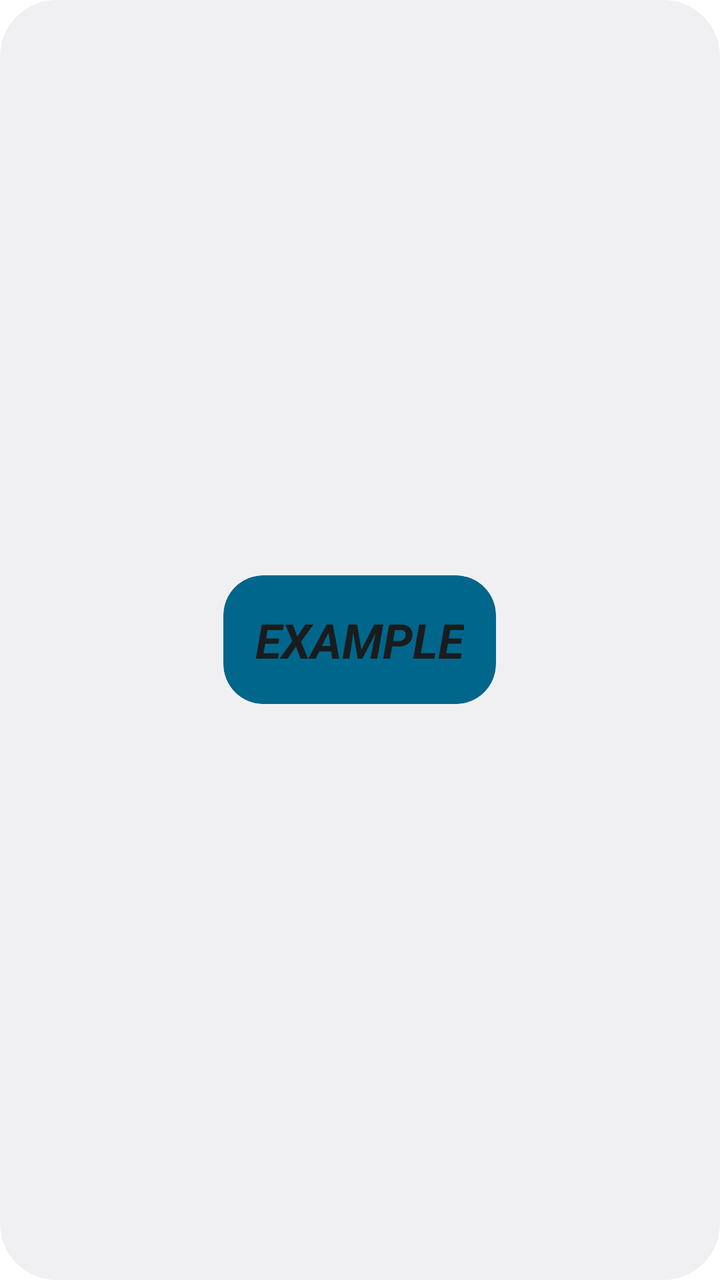
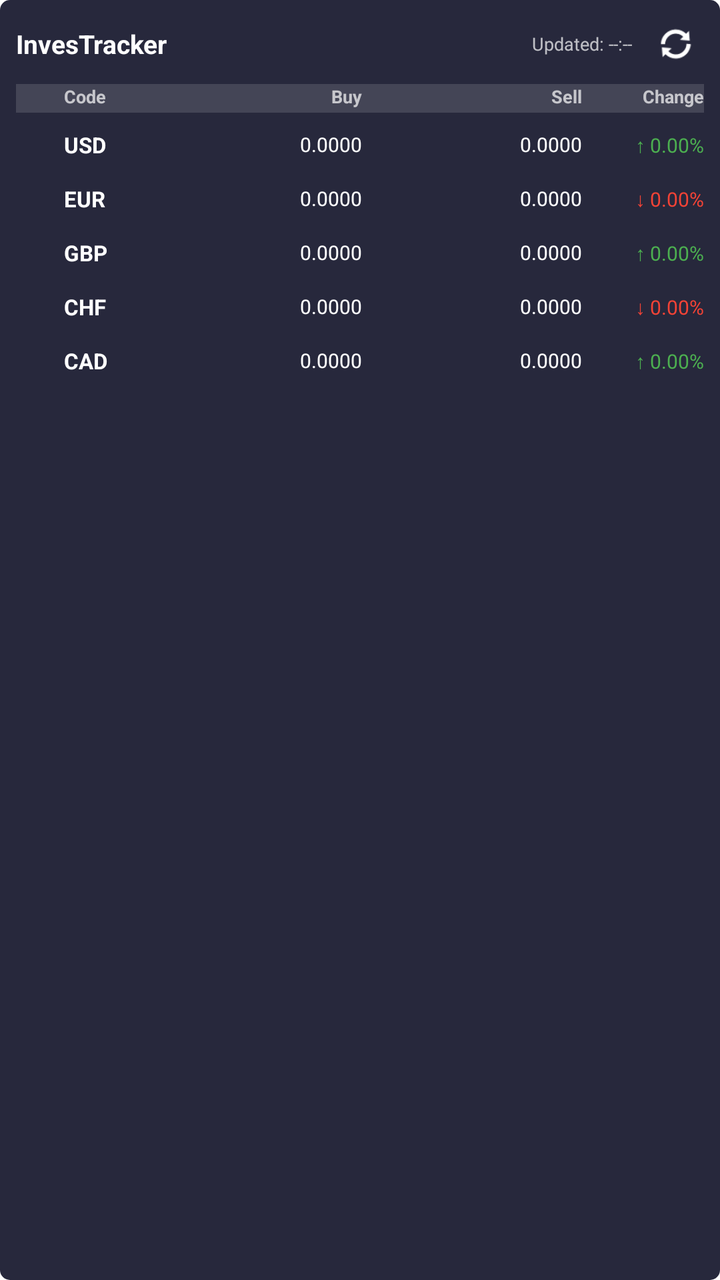

Before-and-after screenshots of an Android layout around one commit, followed by the original layout XML and the change that was made.
<!-- AndroidManifest.xml: fallback theme Theme.MaterialComponents.DayNight.NoActionBar -->
<!-- res/layout/home_widget.xml -->
<RelativeLayout xmlns:android="http://schemas.android.com/apk/res/android"
    style="@style/Widget.Android.AppWidget.Container"
    android:layout_width="match_parent"
    android:layout_height="match_parent"
    android:theme="@style/Theme.Android.AppWidgetContainer">

    <TextView
        android:id="@+id/appwidget_text"
        style="@style/Widget.Android.AppWidget.InnerView"
        android:layout_width="wrap_content"
        android:layout_height="wrap_content"
        android:layout_centerHorizontal="true"
        android:layout_centerVertical="true"
        android:layout_margin="8dp"
        android:contentDescription="@string/appwidget_text"
        android:text="@string/appwidget_text"
        android:textSize="24sp"
        android:textStyle="bold|italic" />
</RelativeLayout>
<!-- resources referenced by this layout -->
<resources>
  <string name="appwidget_text">EXAMPLE</string>
  <style name="Theme.Android.AppWidgetContainer" parent="Theme.Android.AppWidgetContainerParent">
          
          <item name="appWidgetPadding">16dp</item>
      </style>
  <style name="Widget.Android.AppWidget.Container" parent="android:Widget">
          <item name="android:id">@android:id/background</item>
          <item name="android:background">?android:attr/colorBackground</item>
      </style>
  <style name="Widget.Android.AppWidget.InnerView" parent="android:Widget">
          <item name="android:background">?android:attr/colorBackground</item>
          <item name="android:textColor">?android:attr/textColorPrimary</item>
      </style>
  <style name="Theme.Android.AppWidgetContainerParent" parent="@android:style/Theme.DeviceDefault">
          
          <item name="appWidgetRadius">16dp</item>
          
          <item name="appWidgetInnerRadius">8dp</item>
      </style>
</resources>

<!-- the commit's change to res/layout/home_widget.xml (unified diff, before → after) -->
@@ -1,19 +1,393 @@
-<RelativeLayout xmlns:android="http://schemas.android.com/apk/res/android"
-    style="@style/Widget.Android.AppWidget.Container"
+<?xml version="1.0" encoding="utf-8"?>
+<LinearLayout xmlns:android="http://schemas.android.com/apk/res/android"
     android:layout_width="match_parent"
     android:layout_height="match_parent"
-    android:theme="@style/Theme.Android.AppWidgetContainer">
-
-    <TextView
-        android:id="@+id/appwidget_text"
-        style="@style/Widget.Android.AppWidget.InnerView"
-        android:layout_width="wrap_content"
-        android:layout_height="wrap_content"
-        android:layout_centerHorizontal="true"
-        android:layout_centerVertical="true"
-        android:layout_margin="8dp"
-        android:contentDescription="@string/appwidget_text"
-        android:text="@string/appwidget_text"
-        android:textSize="24sp"
-        android:textStyle="bold|italic" />
-</RelativeLayout>
+    android:orientation="vertical"
+    android:padding="8dp"
+    android:background="@drawable/app_widget_background">
+
+    
+    <LinearLayout
+        android:layout_width="match_parent"
+        android:layout_height="wrap_content"
+        android:orientation="horizontal"
+        android:layout_marginBottom="6dp"
+        android:gravity="center_vertical">
+
+        <TextView
+            android:id="@+id/widget_title"
+            android:layout_width="0dp"
+            android:layout_height="wrap_content"
+            android:layout_weight="1"
+            android:text="InvesTracker"
+            android:textSize="13sp"
+            android:textStyle="bold"
+            android:textColor="#FFFFFF" />
+
+        <TextView
+            android:id="@+id/widget_update_time"
+            android:layout_width="wrap_content"
+            android:layout_height="wrap_content"
+            android:text="Updated: --:--"
+            android:textSize="9sp"
+            android:textColor="#B3FFFFFF"
+            android:layout_marginEnd="8dp" />
+
+        
+        <ImageButton
+            android:id="@+id/refresh_button"
+            android:layout_width="28dp"
+            android:layout_height="28dp"
+            android:src="@android:drawable/ic_popup_sync"
+            android:background="transparent"
+            android:contentDescription="Refresh"
+            android:scaleType="fitCenter"
+            android:padding="4dp"
+            android:tint="#FFFFFF" />
+    </LinearLayout>
+
+    
+    <LinearLayout
+        android:layout_width="match_parent"
+        android:layout_height="wrap_content"
+        android:orientation="horizontal"
+        android:layout_marginBottom="4dp"
+        android:paddingBottom="2dp"
+        android:background="#22FFFFFF">
+
+        <TextView
+            android:layout_width="24dp"
+            android:layout_height="wrap_content"
+            android:text=""
+            android:textSize="8sp" />
+
+        <TextView
+            android:layout_width="45dp"
+            android:layout_height="wrap_content"
+            android:text="Code"
+            android:textSize="9sp"
+            android:textColor="#B3FFFFFF"
+            android:textStyle="bold" />
+
+        <TextView
+            android:layout_width="0dp"
+            android:layout_weight="1"
+            android:layout_height="wrap_content"
+            android:text="Buy"
+            android:textSize="9sp"
+            android:textColor="#B3FFFFFF"
+            android:textStyle="bold"
+            android:gravity="end" />
+
+        <TextView
+            android:layout_width="0dp"
+            android:layout_weight="1"
+            android:layout_height="wrap_content"
+            android:text="Sell"
+            android:textSize="9sp"
+            android:textColor="#B3FFFFFF"
+            android:textStyle="bold"
+            android:gravity="end"
+            android:layout_marginStart="6dp" />
+
+        <TextView
+            android:layout_width="55dp"
+            android:layout_height="wrap_content"
+            android:text="Change"
+            android:textSize="9sp"
+            android:textColor="#B3FFFFFF"
+            android:textStyle="bold"
+            android:gravity="end"
+            android:layout_marginStart="6dp" />
+    </LinearLayout>
+
+    
+    <LinearLayout
+        android:layout_width="match_parent"
+        android:layout_height="wrap_content"
+        android:orientation="horizontal"
+        android:layout_marginBottom="3dp"
+        android:paddingVertical="2dp"
+        android:gravity="center_vertical">
+
+        <ImageView
+            android:id="@+id/item_1_icon"
+            android:layout_width="20dp"
+            android:layout_height="20dp"
+            android:scaleType="fitCenter"
+            android:layout_marginEnd="4dp"
+            android:contentDescription="Icon" />
+
+        <TextView
+            android:id="@+id/item_1_code"
+            android:layout_width="45dp"
+            android:layout_height="wrap_content"
+            android:text="USD"
+            android:textSize="11sp"
+            android:textColor="#FFFFFF"
+            android:textStyle="bold" />
+
+        <TextView
+            android:id="@+id/item_1_buying"
+            android:layout_width="0dp"
+            android:layout_weight="1"
+            android:layout_height="wrap_content"
+            android:text="0.0000"
+            android:textSize="10sp"
+            android:textColor="#FFFFFF"
+            android:gravity="end" />
+
+        <TextView
+            android:id="@+id/item_1_selling"
+            android:layout_width="0dp"
+            android:layout_weight="1"
+            android:layout_height="wrap_content"
+            android:text="0.0000"
+            android:textSize="10sp"
+            android:textColor="#FFFFFF"
+            android:gravity="end"
+            android:layout_marginStart="6dp" />
+
+        <TextView
+            android:id="@+id/item_1_change"
+            android:layout_width="55dp"
+            android:layout_height="wrap_content"
+            android:text="↑ 0.00%"
+            android:textSize="10sp"
+            android:textColor="#4CAF50"
+            android:gravity="end"
+            android:layout_marginStart="6dp" />
+    </LinearLayout>
+
+    
+    <LinearLayout
+        android:layout_width="match_parent"
+        android:layout_height="wrap_content"
+        android:orientation="horizontal"
+        android:layout_marginBottom="3dp"
+        android:paddingVertical="2dp"
+        android:gravity="center_vertical">
+
+        <ImageView
+            android:id="@+id/item_2_icon"
+            android:layout_width="20dp"
+            android:layout_height="20dp"
+            android:scaleType="fitCenter"
+            android:layout_marginEnd="4dp"
+            android:contentDescription="Icon" />
+
+        <TextView
+            android:id="@+id/item_2_code"
+            android:layout_width="45dp"
+            android:layout_height="wrap_content"
+            android:text="EUR"
+            android:textSize="11sp"
+            android:textColor="#FFFFFF"
+            android:textStyle="bold" />
+
+        <TextView
+            android:id="@+id/item_2_buying"
+            android:layout_width="0dp"
+            android:layout_weight="1"
+            android:layout_height="wrap_content"
+            android:text="0.0000"
+            android:textSize="10sp"
+            android:textColor="#FFFFFF"
+            android:gravity="end" />
+
+        <TextView
+            android:id="@+id/item_2_selling"
+            android:layout_width="0dp"
+            android:layout_weight="1"
+            android:layout_height="wrap_content"
+            android:text="0.0000"
+            android:textSize="10sp"
+            android:textColor="#FFFFFF"
+            android:gravity="end"
+            android:layout_marginStart="6dp" />
+
+        <TextView
+            android:id="@+id/item_2_change"
+            android:layout_width="55dp"
+            android:layout_height="wrap_content"
+            android:text="↓ 0.00%"
+            android:textSize="10sp"
+            android:textColor="#F44336"
+            android:gravity="end"
+            android:layout_marginStart="6dp" />
+    </LinearLayout>
+
+    
+    <LinearLayout
+        android:layout_width="match_parent"
+        android:layout_height="wrap_content"
+        android:orientation="horizontal"
+        android:layout_marginBottom="3dp"
+        android:paddingVertical="2dp"
+        android:gravity="center_vertical">
+
+        <ImageView
+            android:id="@+id/item_3_icon"
+            android:layout_width="20dp"
+            android:layout_height="20dp"
+            android:scaleType="fitCenter"
+            android:layout_marginEnd="4dp"
+            android:contentDescription="Icon" />
+
+        <TextView
+            android:id="@+id/item_3_code"
+            android:layout_width="45dp"
+            android:layout_height="wrap_content"
+            android:text="GBP"
+            android:textSize="11sp"
+            android:textColor="#FFFFFF"
+            android:textStyle="bold" />
+
+        <TextView
+            android:id="@+id/item_3_buying"
+            android:layout_width="0dp"
+            android:layout_weight="1"
+            android:layout_height="wrap_content"
+            android:text="0.0000"
+            android:textSize="10sp"
+            android:textColor="#FFFFFF"
+            android:gravity="end" />
+
+        <TextView
+            android:id="@+id/item_3_selling"
+            android:layout_width="0dp"
+            android:layout_weight="1"
+            android:layout_height="wrap_content"
+            android:text="0.0000"
+            android:textSize="10sp"
+            android:textColor="#FFFFFF"
+            android:gravity="end"
+            android:layout_marginStart="6dp" />
+
+        <TextView
+            android:id="@+id/item_3_change"
+            android:layout_width="55dp"
+            android:layout_height="wrap_content"
+            android:text="↑ 0.00%"
+            android:textSize="10sp"
+            android:textColor="#4CAF50"
+            android:gravity="end"
+            android:layout_marginStart="6dp" />
+    </LinearLayout>
+
+    
+    <LinearLayout
+        android:layout_width="match_parent"
+        android:layout_height="wrap_content"
+        android:orientation="horizontal"
+        android:layout_marginBottom="3dp"
+        android:paddingVertical="2dp"
+        android:gravity="center_vertical">
+
+        <ImageView
+            android:id="@+id/item_4_icon"
+            android:layout_width="20dp"
+            android:layout_height="20dp"
+            android:scaleType="fitCenter"
+            android:layout_marginEnd="4dp"
+            android:contentDescription="Icon" />
+
+        <TextView
+            android:id="@+id/item_4_code"
+            android:layout_width="45dp"
+            android:layout_height="wrap_content"
+            android:text="CHF"
+            android:textSize="11sp"
+            android:textColor="#FFFFFF"
+            android:textStyle="bold" />
+
+        <TextView
+            android:id="@+id/item_4_buying"
+            android:layout_width="0dp"
+            android:layout_weight="1"
+            android:layout_height="wrap_content"
+            android:text="0.0000"
+            android:textSize="10sp"
+            android:textColor="#FFFFFF"
+            android:gravity="end" />
+
+        <TextView
+            android:id="@+id/item_4_selling"
+            android:layout_width="0dp"
+            android:layout_weight="1"
+            android:layout_height="wrap_content"
+            android:text="0.0000"
+            android:textSize="10sp"
+            android:textColor="#FFFFFF"
+            android:gravity="end"
+            android:layout_marginStart="6dp" />
+
+        <TextView
+            android:id="@+id/item_4_change"
+            android:layout_width="55dp"
+            android:layout_height="wrap_content"
+            android:text="↓ 0.00%"
+            android:textSize="10sp"
+            android:textColor="#F44336"
+            android:gravity="end"
+            android:layout_marginStart="6dp" />
+    </LinearLayout>
+
+    
+    <LinearLayout
+        android:layout_width="match_parent"
+        android:layout_height="wrap_content"
+        android:orientation="horizontal"
+        android:paddingVertical="2dp"
+        android:gravity="center_vertical">
+
+        <ImageView
+            android:id="@+id/item_5_icon"
+            android:layout_width="20dp"
+            android:layout_height="20dp"
+            android:scaleType="fitCenter"
+            android:layout_marginEnd="4dp"
+            android:contentDescription="Icon" />
+
+        <TextView
+            android:id="@+id/item_5_code"
+            android:layout_width="45dp"
+            android:layout_height="wrap_content"
+            android:text="CAD"
+            android:textSize="11sp"
+            android:textColor="#FFFFFF"
+            android:textStyle="bold" />
+
+        <TextView
+            android:id="@+id/item_5_buying"
+            android:layout_width="0dp"
+            android:layout_weight="1"
+            android:layout_height="wrap_content"
+            android:text="0.0000"
+            android:textSize="10sp"
+            android:textColor="#FFFFFF"
+            android:gravity="end" />
+
+        <TextView
+            android:id="@+id/item_5_selling"
+            android:layout_width="0dp"
+            android:layout_weight="1"
+            android:layout_height="wrap_content"
+            android:text="0.0000"
+            android:textSize="10sp"
+            android:textColor="#FFFFFF"
+            android:gravity="end"
+            android:layout_marginStart="6dp" />
+
+        <TextView
+            android:id="@+id/item_5_change"
+            android:layout_width="55dp"
+            android:layout_height="wrap_content"
+            android:text="↑ 0.00%"
+            android:textSize="10sp"
+            android:textColor="#4CAF50"
+            android:gravity="end"
+            android:layout_marginStart="6dp" />
+    </LinearLayout>
+
+</LinearLayout>
<!-- resource entries referenced after the edit -->
@@ -1,23 +1,12 @@
 <!-- resources referenced by this layout -->
 <resources>
-  <string name="appwidget_text">EXAMPLE</string>
-  <style name="Theme.Android.AppWidgetContainer" parent="Theme.Android.AppWidgetContainerParent">
-          
-          <item name="appWidgetPadding">16dp</item>
-      </style>
-  <style name="Widget.Android.AppWidget.Container" parent="android:Widget">
-          <item name="android:id">@android:id/background</item>
-          <item name="android:background">?android:attr/colorBackground</item>
-      </style>
-  <style name="Widget.Android.AppWidget.InnerView" parent="android:Widget">
-          <item name="android:background">?android:attr/colorBackground</item>
-          <item name="android:textColor">?android:attr/textColorPrimary</item>
-      </style>
-  <style name="Theme.Android.AppWidgetContainerParent" parent="@android:style/Theme.DeviceDefault">
-          
-          <item name="appWidgetRadius">16dp</item>
-          
-          <item name="appWidgetInnerRadius">8dp</item>
-      </style>
+  <!-- drawable app_widget_background (drawable-v21) -->
+  <?xml version="1.0" encoding="utf-8"?>
+  <shape xmlns:android="http://schemas.android.com/apk/res/android"
+      android:shape="rectangle">
+      <solid
+          android:color="#27283C" />
+      <corners android:radius="5dp" />
+  </shape>
 </resources>
 
